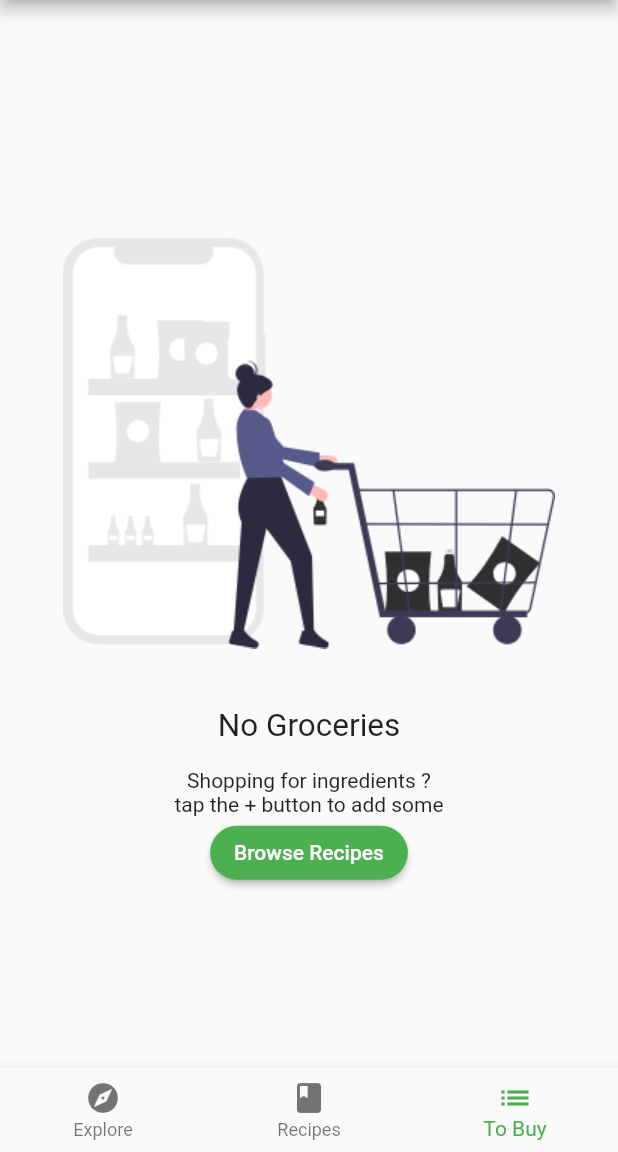
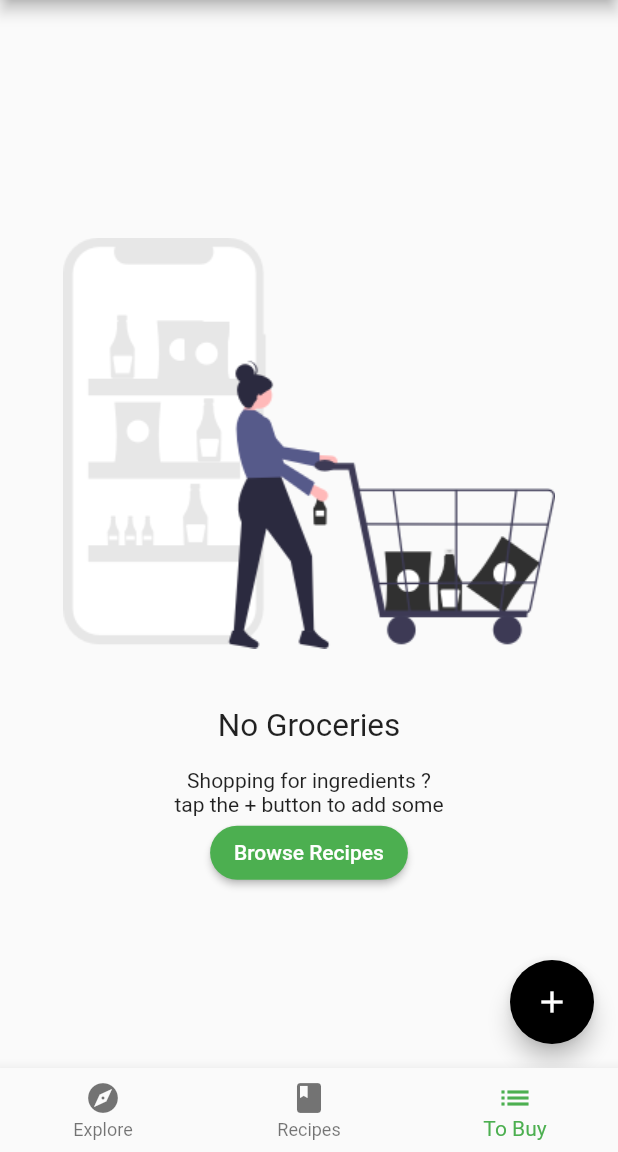
Before and after one commit to JerryAgbesi/Flutter_mini_projects, a Flutter app: the screen it shows after launch, item 3 of the bottom bar chosen, on a phone screen of 412 x 824 dp, the part 84-1236 px from its top. Run offline on Flutter 3.47's test engine with Material 2 defaults, Android fonts, the phone set to English and light mode, and no system bars; our stand-ins replace google_fonts.

Commit message:
created a grocery manager model

```diff
--- a/recipez/lib/main.dart
+++ b/recipez/lib/main.dart
@@ -20,7 +20,8 @@ class Foodiez extends StatelessWidget {
       title: 'Foodiez',
       home: MultiProvider(
         providers: [
-               ChangeNotifierProvider(create: (context) => TabManager())
+               ChangeNotifierProvider(create: (context) => TabManager()),
+               ChangeNotifierProvider(create: (context) => GroceryManager()),
         ],
         child: const Home()),
     );
--- a/recipez/lib/models/models.dart
+++ b/recipez/lib/models/models.dart
@@ -4,3 +4,4 @@ export 'simple_recipe.dart';
 export 'explore_data.dart';
 export 'grocery_item.dart';
 export 'tab_manager.dart';
+export 'grocery_manager.dart';
--- a/recipez/lib/screens/grocery_screen.dart
+++ b/recipez/lib/screens/grocery_screen.dart
@@ -1,11 +1,29 @@
 import 'package:flutter/material.dart';
 import 'package:recipez/screens/empty_grocery_screen.dart';
+import 'package:recipez/models/models.dart';
+import 'package:provider/provider.dart';
 
 class GroceryScreen extends StatelessWidget {
   const GroceryScreen({Key? key}) : super(key: key);
 
   @override
   Widget build(BuildContext context) {
-    return EmptyGroceryScreen();
+    return Scaffold(
+      floatingActionButton: FloatingActionButton(
+        onPressed: () {},
+        child: const Icon(Icons.add),
+      ),
+      body: buildGroceryScreen(),
+    );
+  }
+
+  Widget buildGroceryScreen() {
+    return Consumer<GroceryManager>(builder: (context, manager, child) {
+      if (manager.getItems.isNotEmpty) {
+        return Container();
+      } else {
+        return EmptyGroceryScreen();
+      }
+    });
   }
 }
```
Also changed, not shown: recipez/lib/models/grocery_manager.dart (added, +29 -0 lines).
